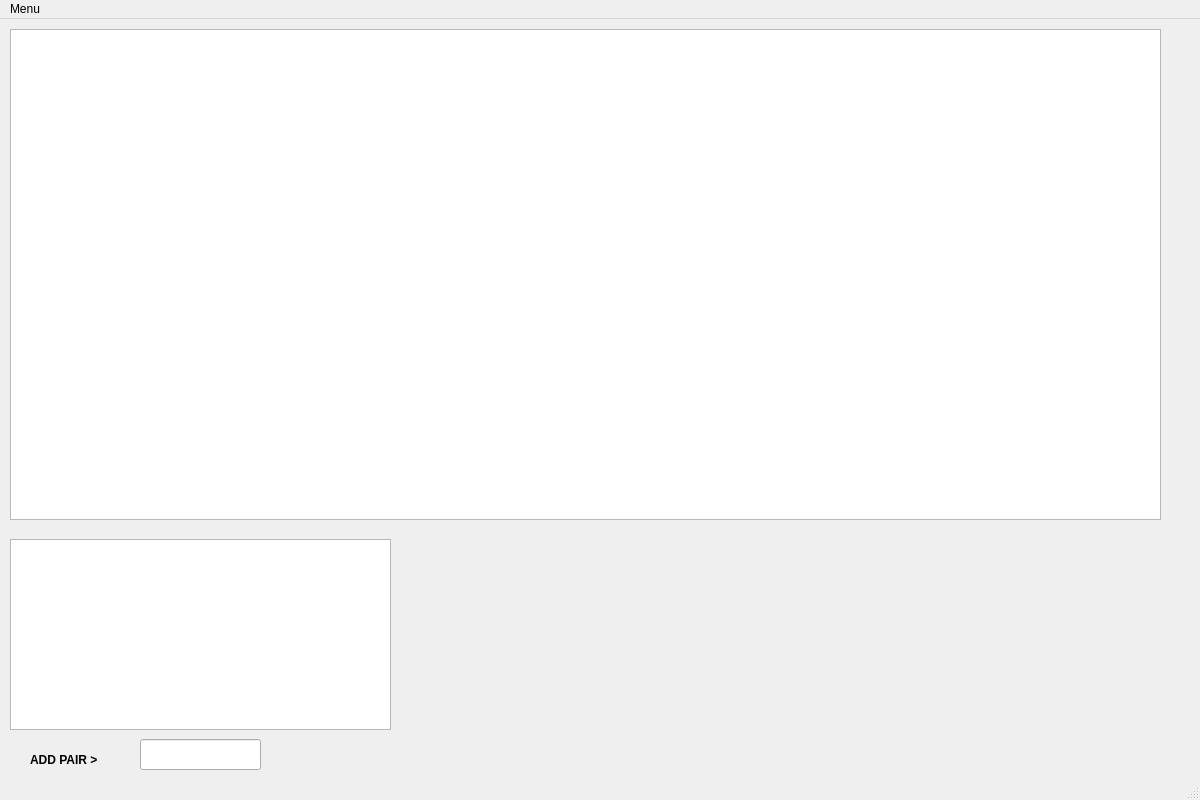
Old version of the form ui/main_window.ui in the repository Sulato86/gateio.
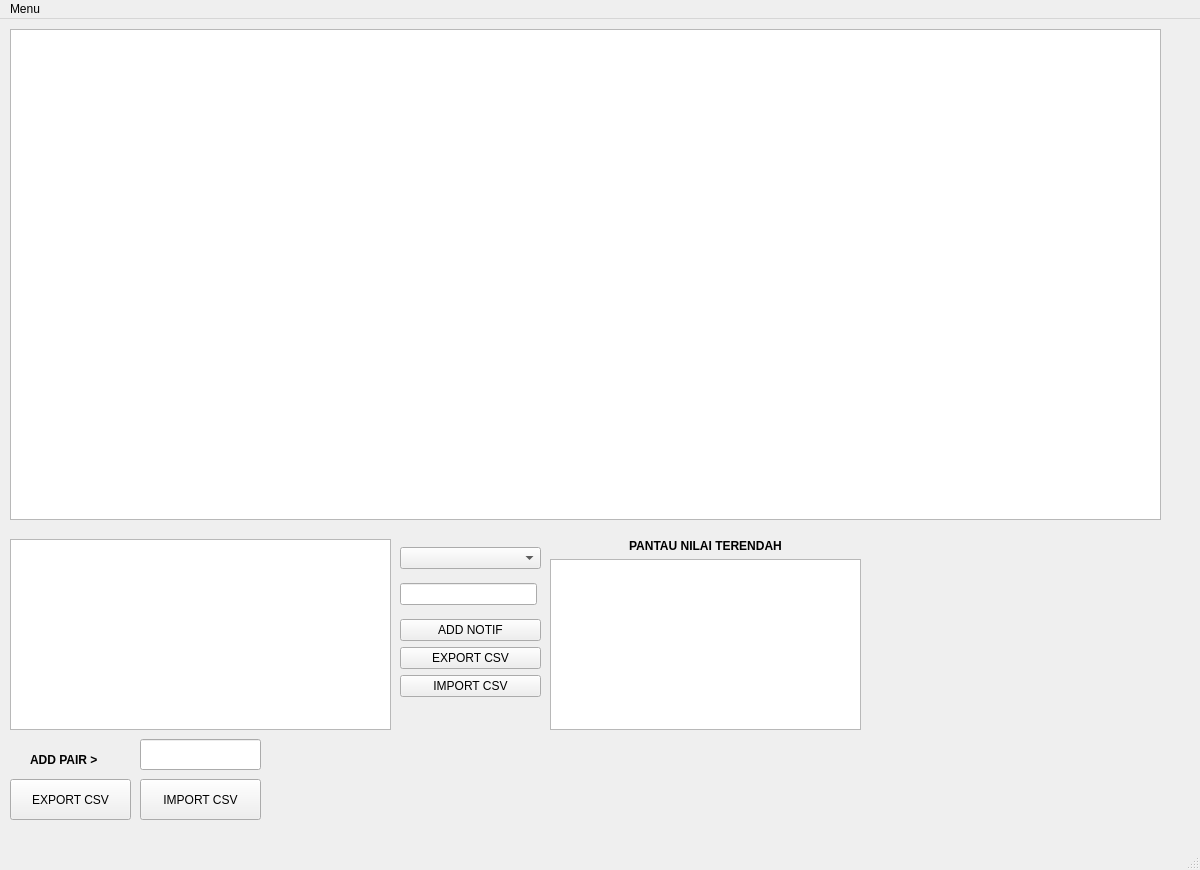
New version of the form.

Commit message: fix import notif price button

```diff
--- a/ui/main_window.ui
+++ b/ui/main_window.ui
@@ -7,7 +7,7 @@
     <x>0</x>
     <y>0</y>
     <width>1200</width>
-    <height>800</height>
+    <height>870</height>
    </rect>
   </property>
   <property name="sizePolicy">
@@ -122,6 +122,111 @@
      </item>
     </layout>
    </widget>
+   <widget class="QWidget" name="verticalLayoutWidget_4">
+    <property name="geometry">
+     <rect>
+      <x>550</x>
+      <y>520</y>
+      <width>311</width>
+      <height>191</height>
+     </rect>
+    </property>
+    <layout class="QVBoxLayout" name="verticalLayout_4">
+     <item>
+      <widget class="QLabel" name="label_2">
+       <property name="font">
+        <font>
+         <weight>75</weight>
+         <bold>true</bold>
+        </font>
+       </property>
+       <property name="text">
+        <string>PANTAU NILAI TERENDAH</string>
+       </property>
+       <property name="scaledContents">
+        <bool>true</bool>
+       </property>
+       <property name="alignment">
+        <set>Qt::AlignCenter</set>
+       </property>
+      </widget>
+     </item>
+     <item>
+      <widget class="QTableView" name="tableView_notifprice"/>
+     </item>
+    </layout>
+   </widget>
+   <widget class="QWidget" name="horizontalLayoutWidget">
+    <property name="geometry">
+     <rect>
+      <x>400</x>
+      <y>520</y>
+      <width>141</width>
+      <height>166</height>
+     </rect>
+    </property>
+    <layout class="QHBoxLayout" name="horizontalLayout_2">
+     <item>
+      <layout class="QVBoxLayout" name="verticalLayout_5">
+       <item>
+        <widget class="QComboBox" name="comboBox_minprice">
+         <property name="sizePolicy">
+          <sizepolicy hsizetype="Expanding" vsizetype="Fixed">
+           <horstretch>0</horstretch>
+           <verstretch>0</verstretch>
+          </sizepolicy>
+         </property>
+        </widget>
+       </item>
+       <item>
+        <widget class="QLineEdit" name="lineEdit_minprice">
+         <property name="sizePolicy">
+          <sizepolicy hsizetype="Fixed" vsizetype="Fixed">
+           <horstretch>0</horstretch>
+           <verstretch>0</verstretch>
+          </sizepolicy>
+         </property>
+         <property name="minimumSize">
+          <size>
+           <width>137</width>
+           <height>0</height>
+          </size>
+         </property>
+        </widget>
+       </item>
+       <item>
+        <layout class="QHBoxLayout" name="horizontalLayout">
+         <item>
+          <layout class="QVBoxLayout" name="verticalLayout_3">
+           <item>
+            <widget class="QPushButton" name="pushButton_minprice">
+             <property name="text">
+              <string>ADD NOTIF</string>
+             </property>
+            </widget>
+           </item>
+           <item>
+            <widget class="QPushButton" name="pushButton_exportminprice">
+             <property name="text">
+              <string>EXPORT CSV</string>
+             </property>
+            </widget>
+           </item>
+           <item>
+            <widget class="QPushButton" name="pushButton_importminprice">
+             <property name="text">
+              <string>IMPORT CSV</string>
+             </property>
+            </widget>
+           </item>
+          </layout>
+         </item>
+        </layout>
+       </item>
+      </layout>
+     </item>
+    </layout>
+   </widget>
   </widget>
   <widget class="QMenuBar" name="menubar">
    <property name="geometry">
```
The commit also changes 6 other files.
